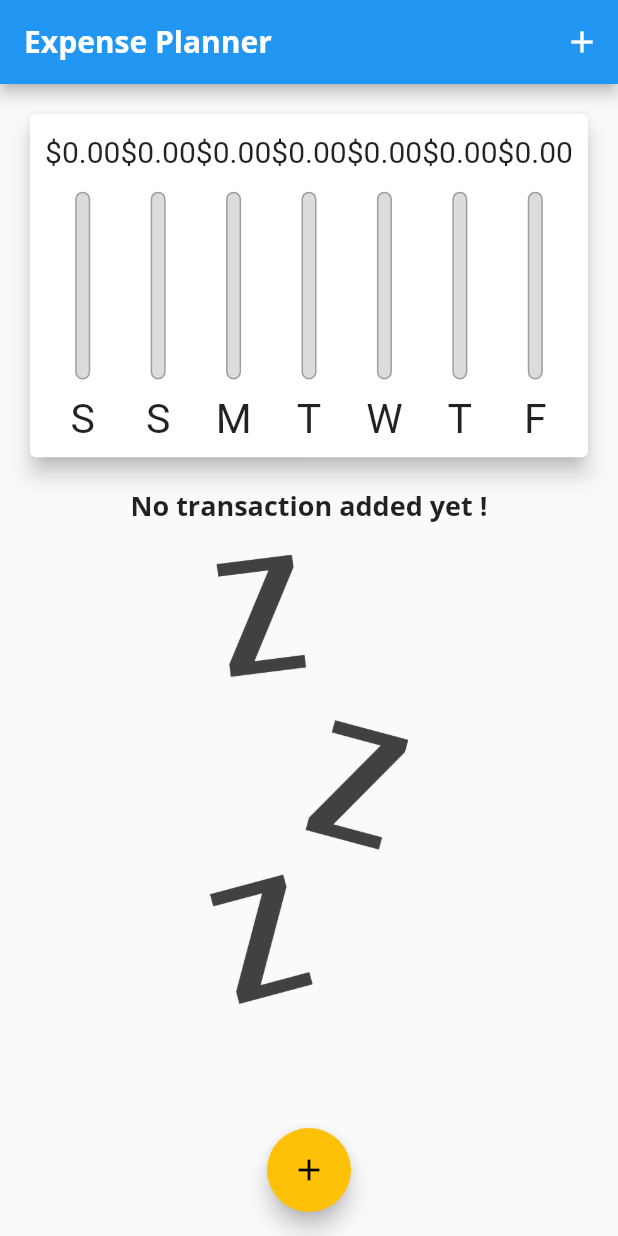
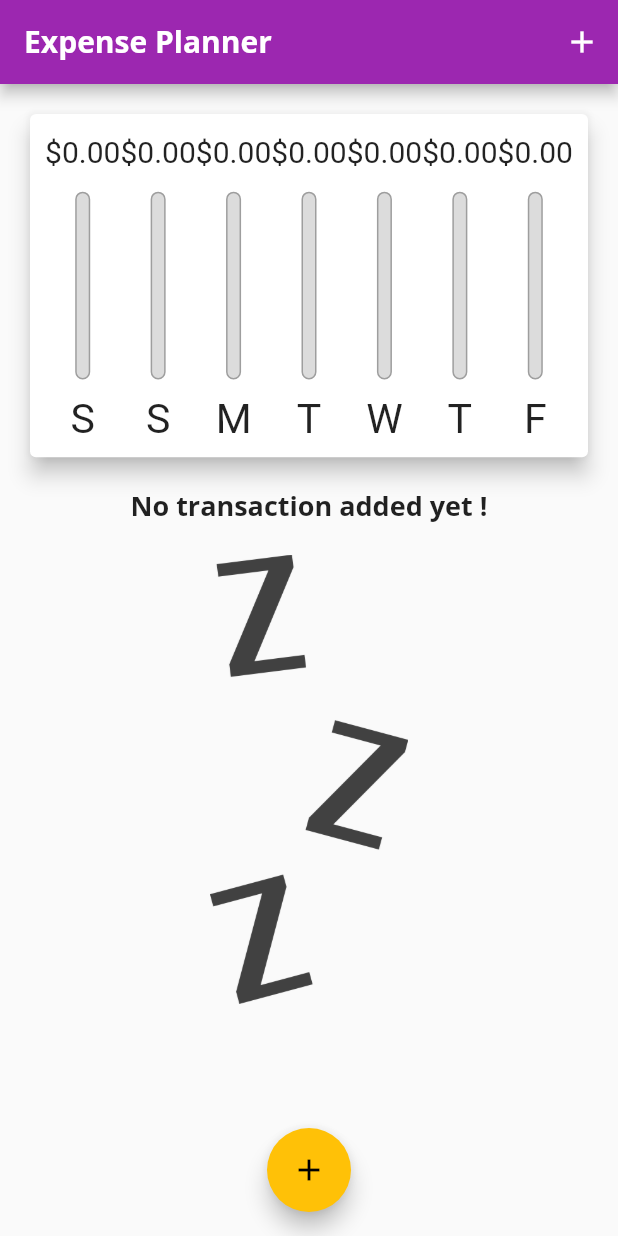
Before and after one commit to kheldar666/flutter-course, a Flutter app: the screen it shows after launch, on a phone screen of 412 x 824 dp. Run offline on Flutter 3.47's test engine with Material 2 defaults, Android fonts, the phone set to English and light mode, and no system bars; our stand-ins replace animated_text_kit, audioplayers, cloud_firestore, firebase_auth, firebase_core, flutter_dotenv and 4 more; accounts and stored records are empty.

Commit message:
Fix AppBar color

```diff
--- a/Expense Planner/expense_planner/lib/theme/expense_theme.dart
+++ b/Expense Planner/expense_planner/lib/theme/expense_theme.dart
@@ -14,6 +14,7 @@ class ExpenseTheme {
                 fontWeight: FontWeight.bold,
                 fontSize: 18)),
         appBarTheme: const AppBarTheme(
+          color: Colors.purple,
           toolbarTextStyle: TextStyle(
             fontFamily: 'OpenSans',
             fontSize: 20,
```
